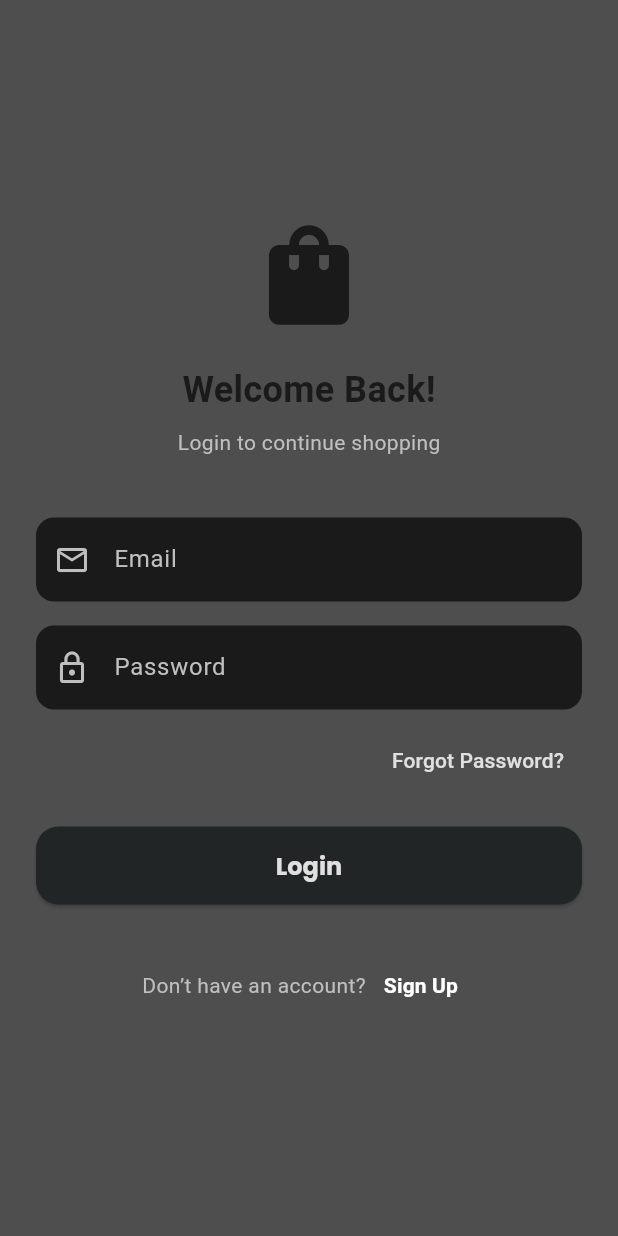
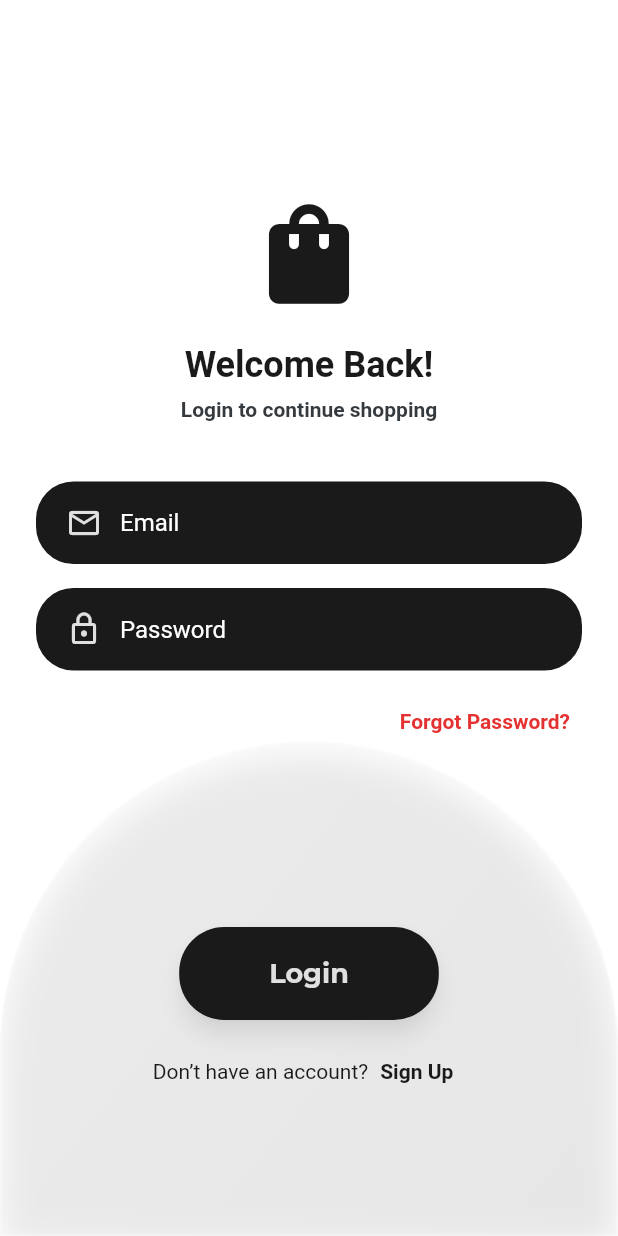
Before and after one commit to MuhammadUmer3325/ecommerce_app, a Flutter app: the screen it shows after launch, after a tap on "Get Started", on a phone screen of 412 x 824 dp. Run offline on Flutter 3.47's test engine with Material 3 defaults, Android fonts, the phone set to English and light mode, and no system bars; our stand-ins replace google_fonts, lottie.

Commit message:
Initial commit - Login screen UI ready

```diff
--- a/lib/core/theme/app_theme.dart
+++ b/lib/core/theme/app_theme.dart
@@ -6,53 +6,76 @@
   static ThemeData lightTheme = ThemeData(
     // ===================== COLORS =====================
     primaryColor: AppColors.main,
-    scaffoldBackgroundColor: AppColors.bg,
-
+    scaffoldBackgroundColor: Colors.white,
+    useMaterial3: false, // Material 2 styling (zyada stable)
     // ===================== APP BAR THEME =====================
     appBarTheme: AppBarTheme(
-      backgroundColor: const Color.fromARGB(255, 255, 255, 255),
+      backgroundColor: Colors.white,
       elevation: 0,
+      centerTitle: true,
       titleTextStyle: GoogleFonts.poppins(
         color: AppColors.dark,
-        fontSize: 18,
+        fontSize: 20,
         fontWeight: FontWeight.bold,
       ),
-      iconTheme: const IconThemeData(color: AppColors.light),
+      iconTheme: IconThemeData(color: AppColors.dark, size: 22),
     ),
 
     // ===================== TEXT THEME =====================
     textTheme: TextTheme(
-      // ✅ Heading
+      // Headings
       headlineLarge: GoogleFonts.poppins(
-        color: AppColors.light,
-        fontSize: 22,
+        color: AppColors.dark,
+        fontSize: 24,
         fontWeight: FontWeight.bold,
       ),
-      // ✅ Subheading
       headlineMedium: GoogleFonts.montserrat(
-        color: AppColors.light,
-        fontSize: 18,
+        color: AppColors.dark,
+        fontSize: 20,
         fontWeight: FontWeight.w600,
       ),
-      // ✅ Body
+      headlineSmall: GoogleFonts.poppins(
+        color: AppColors.dark,
+        fontSize: 18,
+        fontWeight: FontWeight.w500,
+      ),
+
+      // Body
+      bodyLarge: GoogleFonts.roboto(color: AppColors.dark, fontSize: 16),
       bodyMedium: GoogleFonts.roboto(color: AppColors.hint, fontSize: 14),
+      bodySmall: GoogleFonts.roboto(color: AppColors.hint, fontSize: 12),
     ),
 
     // ===================== ELEVATED BUTTON THEME =====================
     elevatedButtonTheme: ElevatedButtonThemeData(
       style: ElevatedButton.styleFrom(
-        backgroundColor: AppColors.main,
+        backgroundColor: AppColors.dark,
         foregroundColor: AppColors.light,
-        textStyle: GoogleFonts.poppins(fontWeight: FontWeight.normal),
-        shape: const RoundedRectangleBorder(
-          borderRadius: BorderRadius.all(Radius.circular(12)),
+        padding: const EdgeInsets.symmetric(horizontal: 60, vertical: 20),
+        shape: RoundedRectangleBorder(borderRadius: BorderRadius.circular(30)),
+        elevation: 6,
+        shadowColor: Colors.black38,
+        textStyle: GoogleFonts.montserrat(
+          fontSize: 18,
+          fontWeight: FontWeight.bold,
         ),
       ),
     ),
 
+    // ===================== INPUT FIELD THEME =====================
+    inputDecorationTheme: InputDecorationTheme(
+      filled: true,
+      fillColor: AppColors.dark,
+      hintStyle: TextStyle(color: Colors.white70),
+      contentPadding: const EdgeInsets.symmetric(horizontal: 20, vertical: 18),
+      border: OutlineInputBorder(
+        borderRadius: BorderRadius.circular(25),
+        borderSide: BorderSide.none,
+      ),
+      prefixIconColor: AppColors.light,
+    ),
+
     // ===================== ADDITIONAL COLORS =====================
-    colorScheme: ColorScheme.fromSwatch().copyWith(
-      secondary: AppColors.hint, // sliders, switches, FAB etc.
-    ),
+    colorScheme: ColorScheme.fromSwatch().copyWith(secondary: AppColors.main),
   );
 }
--- a/lib/screens/auth/login_screen.dart
+++ b/lib/screens/auth/login_screen.dart
@@ -1,6 +1,7 @@
 import 'package:ecommerce/screens/home_screen.dart';
 import 'package:flutter/material.dart';
 import '../../core/constants/app_constants.dart';
+import 'dart:ui';
 
 class LoginScreen extends StatefulWidget {
   const LoginScreen({super.key});
@@ -15,22 +16,80 @@
 
   @override
   Widget build(BuildContext context) {
+    final double screenHeight = MediaQuery.of(context).size.height;
+
     return Scaffold(
-      backgroundColor: const Color.fromARGB(
-        255,
-        78,
-        78,
-        78,
-      ), // ✅ Dark background
-      body: SafeArea(
-        child: Center(
-          child: SingleChildScrollView(
+      backgroundColor: const Color.fromARGB(255, 255, 255, 255),
+      body: Stack(
+        children: [
+          // ===================== HALF ROUND BACKGROUND SHAPE =====================
+          Positioned(
+            bottom: 0,
+            left: 0,
+            right: 0,
+            child: ClipRRect(
+              borderRadius: const BorderRadius.only(
+                topLeft: Radius.circular(1000.0),
+                topRight: Radius.circular(1000.0),
+              ),
+              child: BackdropFilter(
+                filter: ImageFilter.blur(
+                  sigmaX: 20,
+                  sigmaY: 20,
+                ), // 👈 strong blur
+                child: Container(
+                  height: screenHeight * 0.4,
+                  decoration: BoxDecoration(
+                    gradient: LinearGradient(
+                      colors: [
+                        Colors.white.withOpacity(0.25), // upar light glass
+                        Colors.white.withOpacity(
+                          0.05,
+                        ), // neeche darker transparent
+                      ],
+                      begin: Alignment.topLeft,
+                      end: Alignment.bottomRight,
+                    ),
+                    borderRadius: const BorderRadius.only(
+                      topLeft: Radius.circular(1000.0),
+                      topRight: Radius.circular(1000.0),
+                    ),
+                    border: Border.all(
+                      color: Colors.white.withOpacity(
+                        0.3,
+                      ), // 👈 subtle glass border
+                      width: 1.2,
+                    ),
+                    boxShadow: [
+                      BoxShadow(
+                        color: Colors.black.withOpacity(0.1), // depth ke liye
+                        blurRadius: 20,
+                        offset: const Offset(0, 8),
+                      ),
+                    ],
+                  ),
+                ),
+              ),
+            ),
+          ),
+
+          // ===================== LOGIN CONTENT =====================
+          SafeArea(
+            child: Padding(
               padding: const EdgeInsets.symmetric(horizontal: 24, vertical: 16),
               child: Column(
-              crossAxisAlignment: CrossAxisAlignment.center,
+                children: [
+                  // 👆 Expanded se upar wala content center hoga
+                  Expanded(
+                    child: Column(
+                      mainAxisAlignment: MainAxisAlignment.center,
                       children: [
                         // ✅ App Logo / Icon
-                Icon(Icons.shopping_bag, size: 80, color: AppColors.dark),
+                        Icon(
+                          Icons.shopping_bag,
+                          size: 80,
+                          color: AppColors.dark,
+                        ),
                         const SizedBox(height: 20),
 
                         // ✅ Title
@@ -45,7 +104,11 @@
                         const SizedBox(height: 8),
                         Text(
                           "Login to continue shopping",
-                  style: TextStyle(color: AppColors.hint, fontSize: 14),
+                          style: TextStyle(
+                            color: AppColors.bg,
+                            fontSize: 14,
+                            fontWeight: FontWeight.bold,
+                          ),
                         ),
 
                         const SizedBox(height: 40),
@@ -53,19 +116,25 @@
                         // ✅ Email Field
                         TextField(
                           controller: emailController,
-                  style: TextStyle(color: AppColors.light),
+                          style: const TextStyle(color: Colors.white),
                           decoration: InputDecoration(
-                    labelText: "Email",
-                    labelStyle: TextStyle(color: AppColors.hint),
+                            hintText: "Email",
+                            hintStyle: const TextStyle(color: Colors.white),
                             filled: true,
                             fillColor: AppColors.dark,
                             border: OutlineInputBorder(
-                      borderRadius: BorderRadius.circular(12),
+                              borderRadius: BorderRadius.circular(25),
                               borderSide: BorderSide.none,
                             ),
-                    prefixIcon: Icon(
+                            prefixIcon: Padding(
+                              padding: const EdgeInsets.only(
+                                left: 20,
+                                right: 12,
+                              ),
+                              child: Icon(
                                 Icons.email_outlined,
-                      color: AppColors.hint,
+                                color: AppColors.light,
+                              ),
                             ),
                           ),
                         ),
@@ -76,49 +145,55 @@
                         TextField(
                           controller: passwordController,
                           obscureText: true,
-                  style: TextStyle(color: AppColors.light),
+                          style: const TextStyle(color: Colors.white),
                           decoration: InputDecoration(
-                    labelText: "Password",
-                    labelStyle: TextStyle(color: AppColors.hint),
+                            hintText: "Password",
+                            hintStyle: const TextStyle(color: Colors.white),
                             filled: true,
                             fillColor: AppColors.dark,
                             border: OutlineInputBorder(
-                      borderRadius: BorderRadius.circular(12),
+                              borderRadius: BorderRadius.circular(25),
                               borderSide: BorderSide.none,
                             ),
-                    prefixIcon: Icon(Icons.lock_outline, color: AppColors.hint),
+                            prefixIcon: Padding(
+                              padding: const EdgeInsets.only(
+                                left: 20,
+                                right: 12,
+                              ),
+                              child: Icon(
+                                Icons.lock_outline,
+                                color: AppColors.light,
+                              ),
+                            ),
                           ),
                         ),
 
                         const SizedBox(height: 10),
 
-                // ✅ Forgot Password Link
+                        // ✅ Forgot Password
                         Align(
                           alignment: Alignment.centerRight,
                           child: TextButton(
-                    onPressed: () {
-                      // TODO: Navigate to Forgot Password Screen
-                    },
-                    child: Text(
+                            onPressed: () {},
+                            child: const Text(
                               "Forgot Password?",
-                      style: TextStyle(color: AppColors.light, fontSize: 14),
+                              style: TextStyle(
+                                color: Color.fromARGB(255, 228, 49, 49),
+                                fontWeight: FontWeight.bold,
+                                fontSize: 14,
                               ),
                             ),
                           ),
+                        ),
+                      ],
+                    ),
+                  ),
 
-                const SizedBox(height: 20),
-
+                  // ===================== BUTTON + SIGN UP BOTTOM =====================
+                  Column(
+                    children: [
                       // ✅ Login Button
-                SizedBox(
-                  width: double.infinity,
-                  child: ElevatedButton(
-                    style: ElevatedButton.styleFrom(
-                      backgroundColor: AppColors.main,
-                      shape: RoundedRectangleBorder(
-                        borderRadius: BorderRadius.circular(15),
-                      ),
-                      padding: const EdgeInsets.symmetric(vertical: 14),
-                    ),
+                      ElevatedButton(
                         onPressed: () {
                           Navigator.pushReplacement(
                             context,
@@ -127,45 +202,41 @@
                             ),
                           );
                         },
-                    child: Text(
-                      "Login",
-                      style: TextStyle(
-                        color: AppColors.light,
-                        fontSize: 16,
-                        fontWeight: FontWeight.bold,
-                      ),
-                    ),
-                  ),
+                        child: const Text("Login"),
                       ),
 
-                const SizedBox(height: 30),
+                      const SizedBox(height: 10),
 
                       // ✅ Sign Up Redirect
                       Row(
                         mainAxisAlignment: MainAxisAlignment.center,
                         children: [
-                    Text(
+                          const Text(
                             "Don’t have an account?",
-                      style: TextStyle(color: AppColors.hint),
+                            style: TextStyle(color: AppColors.dark),
                           ),
                           TextButton(
-                      onPressed: () {
-                        // TODO: Navigate to Sign Up Screen
-                      },
-                      child: Text(
+                            onPressed: () {},
+                            child: const Text(
                               "Sign Up",
                               style: TextStyle(
-                          color: const Color.fromARGB(255, 255, 255, 255),
+                                color: AppColors.dark,
                                 fontWeight: FontWeight.bold,
                               ),
                             ),
                           ),
                         ],
                       ),
+                      const SizedBox(
+                        height: 70,
+                      ), // 👈 yeh neeche thoda aur space dega
+                    ],
+                  ),
                 ],
               ),
             ),
           ),
+        ],
       ),
     );
   }
--- a/lib/screens/onboarding_screen.dart
+++ b/lib/screens/onboarding_screen.dart
@@ -1,3 +1,4 @@
+import 'dart:ui';
 import 'package:ecommerce/core/constants/app_constants.dart';
 import 'package:ecommerce/screens/auth/login_screen.dart';
 import 'package:flutter/material.dart';
@@ -21,13 +22,47 @@
             bottom: 0,
             left: 0,
             right: 0,
+            child: ClipRRect(
+              borderRadius: const BorderRadius.only(
+                topLeft: Radius.circular(1000.0),
+                topRight: Radius.circular(1000.0),
+              ),
+              child: BackdropFilter(
+                filter: ImageFilter.blur(
+                  sigmaX: 20,
+                  sigmaY: 20,
+                ), // 👈 strong blur
                 child: Container(
                   height: screenHeight * 0.4,
                   decoration: BoxDecoration(
-                color: AppColors.light, // You can change this color
+                    gradient: LinearGradient(
+                      colors: [
+                        Colors.white.withOpacity(0.25), // upar light glass
+                        Colors.white.withOpacity(
+                          0.05,
+                        ), // neeche darker transparent
+                      ],
+                      begin: Alignment.topLeft,
+                      end: Alignment.bottomRight,
+                    ),
                     borderRadius: const BorderRadius.only(
                       topLeft: Radius.circular(1000.0),
                       topRight: Radius.circular(1000.0),
+                    ),
+                    border: Border.all(
+                      color: Colors.white.withOpacity(
+                        0.3,
+                      ), // 👈 subtle glass border
+                      width: 1.2,
+                    ),
+                    boxShadow: [
+                      BoxShadow(
+                        color: Colors.black.withOpacity(0.1), // depth ke liye
+                        blurRadius: 20,
+                        offset: const Offset(0, 8),
+                      ),
+                    ],
+                  ),
                 ),
               ),
             ),
```
Lines whose indentation alone changed are shown as unchanged.
